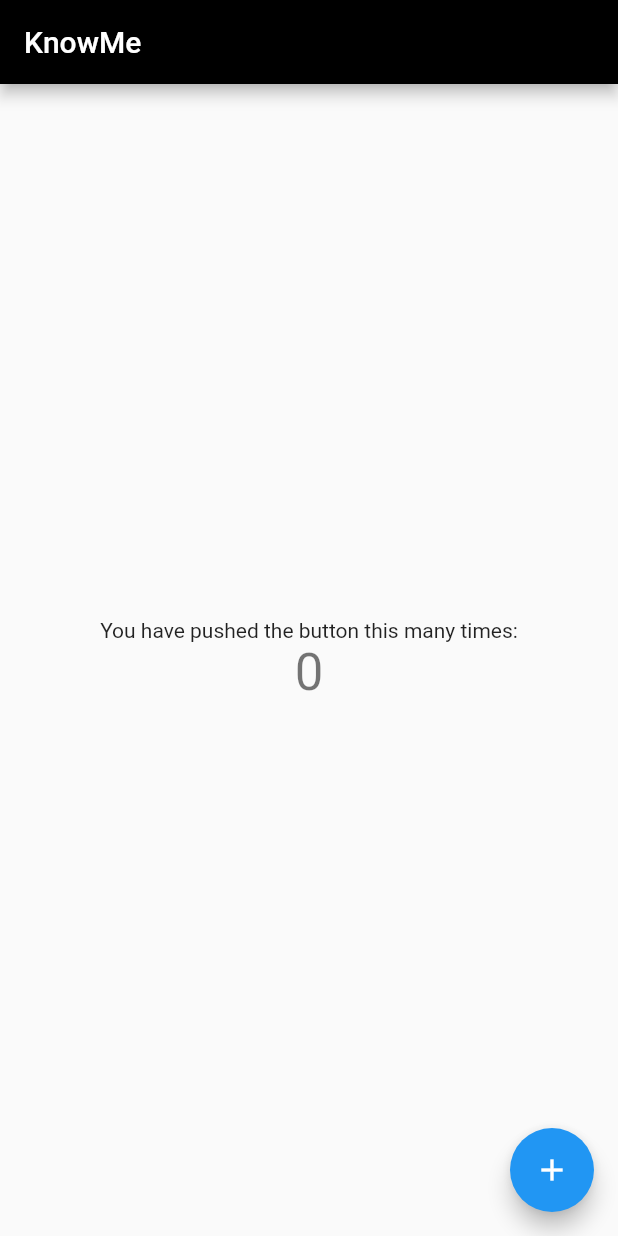
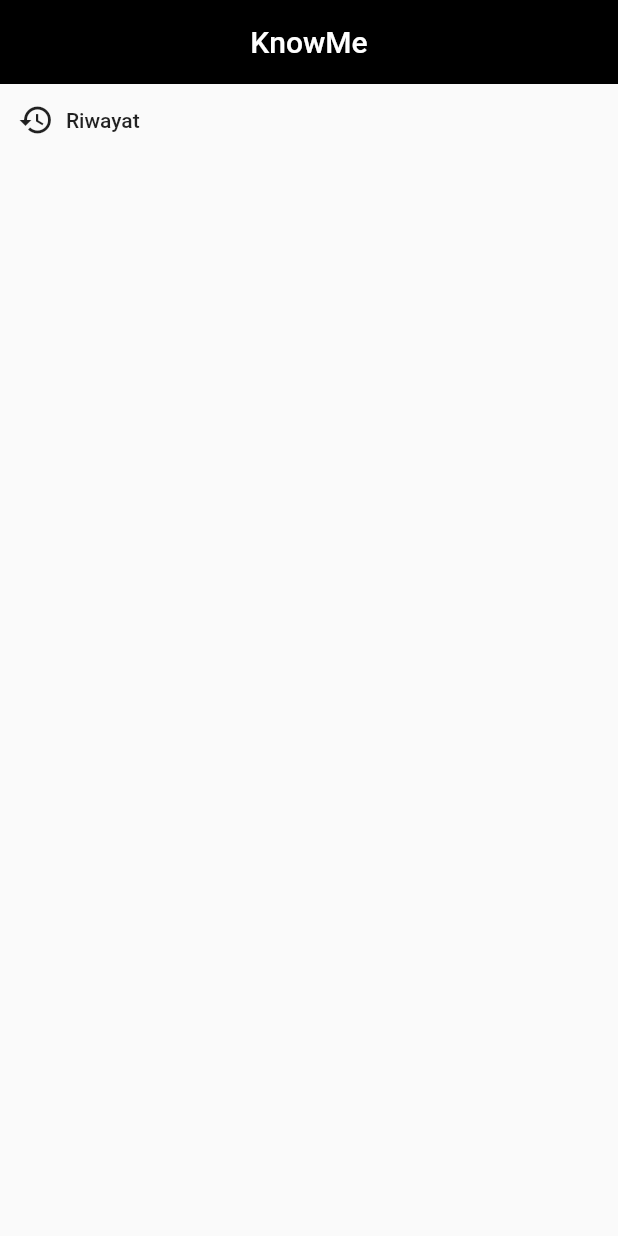
Before and after one commit to faishalwickson/knowme, a Flutter app: the screen it shows after launch, on a phone screen of 412 x 824 dp. Run offline on Flutter 3.47's test engine with Material 2 defaults, Android fonts, the phone set to English and light mode, and no system bars.

Commit message:
membuat pages

```diff
--- a/lib/main.dart
+++ b/lib/main.dart
@@ -1,114 +1,13 @@
 import 'package:flutter/material.dart';
+import 'package:knowme/pages/Home.dart';
+import 'package:knowme/pages/Riwayat.dart';
+import 'package:knowme/pages/Transaksi_Person.dart';
 
-void main() => runApp(MyApp());
-
-class MyApp extends StatelessWidget {
-  // This widget is the root of your application.
-  @override
-  Widget build(BuildContext context) {
-    return MaterialApp(
-      title: 'Flutter Demo',
-      theme: ThemeData(
-        // This is the theme of your application.
-        //
-        // Try running your application with "flutter run". You'll see the
-        // application has a blue toolbar. Then, without quitting the app, try
-        // changing the primarySwatch below to Colors.green and then invoke
-        // "hot reload" (press "r" in the console where you ran "flutter run",
-        // or simply save your changes to "hot reload" in a Flutter IDE).
-        // Notice that the counter didn't reset back to zero; the application
-        // is not restarted.
-        primarySwatch: Colors.blue,
-      ),
-      home: MyHomePage(title: 'KnowMe'),
-    );
+void main() => runApp(MaterialApp(
+  initialRoute: '/home',
+  routes:{
+    '/Riwayat': (context) => Riwayat(),
+    '/home': (context) => Home(),
+    '/Transaksi_Person': (context) => TransaksiPerson(),
   }
-}
-
-class MyHomePage extends StatefulWidget {
-  MyHomePage({Key key, this.title}) : super(key: key);
-
-  // This widget is the home page of your application. It is stateful, meaning
-  // that it has a State object (defined below) that contains fields that affect
-  // how it looks.
-
-  // This class is the configuration for the state. It holds the values (in this
-  // case the title) provided by the parent (in this case the App widget) and
-  // used by the build method of the State. Fields in a Widget subclass are
-  // always marked "final".
-
-  final String title;
-
-  @override
-  _MyHomePageState createState() => _MyHomePageState();
-}
-
-class _MyHomePageState extends State<MyHomePage> {
-  int _counter = 0;
-
-  void _incrementCounter() {
-    setState(() {
-      // This call to setState tells the Flutter framework that something has
-      // changed in this State, which causes it to rerun the build method below
-      // so that the display can reflect the updated values. If we changed
-      // _counter without calling setState(), then the build method would not be
-      // called again, and so nothing would appear to happen.
-      _counter++;
-    });
-  }
-
-  @override
-  Widget build(BuildContext context) {
-    // This method is rerun every time setState is called, for instance as done
-    // by the _incrementCounter method above.
-    //
-    // The Flutter framework has been optimized to make rerunning build methods
-    // fast, so that you can just rebuild anything that needs updating rather
-    // than having to individually change instances of widgets.
-    return Scaffold(
-
-      appBar: AppBar(
-
-        // Here we take the value from the MyHomePage object that was created by
-        // the App.build method, and use it to set our appbar title.
-        backgroundColor: Colors.black,
-        title: Text(widget.title),
-      ),
-      body: Center(
-        // Center is a layout widget. It takes a single child and positions it
-        // in the middle of the parent.
-        child: Column(
-          // Column is also a layout widget. It takes a list of children and
-          // arranges them vertically. By default, it sizes itself to fit its
-          // children horizontally, and tries to be as tall as its parent.
-          //
-          // Invoke "debug painting" (press "p" in the console, choose the
-          // "Toggle Debug Paint" action from the Flutter Inspector in Android
-          // Studio, or the "Toggle Debug Paint" command in Visual Studio Code)
-          // to see the wireframe for each widget.
-          //
-          // Column has various properties to control how it sizes itself and
-          // how it positions its children. Here we use mainAxisAlignment to
-          // center the children vertically; the main axis here is the vertical
-          // axis because Columns are vertical (the cross axis would be
-          // horizontal).
-          mainAxisAlignment: MainAxisAlignment.center,
-          children: <Widget>[
-            Text(
-              'You have pushed the button this many times:',
-            ),
-            Text(
-              '$_counter',
-              style: Theme.of(context).textTheme.display1,
-            ),
-          ],
-        ),
-      ),
-      floatingActionButton: FloatingActionButton(
-        onPressed: _incrementCounter,
-        tooltip: 'Increment',
-        child: Icon(Icons.add),
-      ), // This trailing comma makes auto-formatting nicer for build methods.
-    );
-  }
-}
+));
--- /dev/null
+++ b/lib/pages/Home.dart
@@ -0,0 +1,132 @@
+import 'package:flutter/material.dart';
+
+class Home extends StatefulWidget {
+  @override
+  _HomeState createState() => _HomeState();
+}
+/*
+class _HomeState extends State<Home> {
+  @override
+  Widget build(BuildContext context) {
+    return Scaffold(
+      body:  Text('Homescreen'),
+    );
+  }
+} */
+
+class _HomeState extends State<Home> {
+  // This widget is the root of your application.
+  @override
+  Widget build(BuildContext context) {
+    return Scaffold(
+      appBar: AppBar(
+        backgroundColor: Colors.black,
+        title: Text('KnowMe'),
+        centerTitle: true,
+        elevation: 0,
+      ),
+      body: SafeArea(
+        child: Column(
+          children: <Widget>[
+            FlatButton.icon(
+              onPressed: () {
+                Navigator.pushNamed(context, '/Riwayat');
+              },
+              icon: Icon(Icons.history),
+              label: Text('Riwayat'),
+            )
+          ],
+        ),
+      ),
+
+    );
+  }
+}
+
+class MyHomePage extends StatefulWidget {
+  MyHomePage({Key key, this.title}) : super(key: key);
+
+  // This widget is the home page of your application. It is stateful, meaning
+  // that it has a State object (defined below) that contains fields that affect
+  // how it looks.
+
+  // This class is the configuration for the state. It holds the values (in this
+  // case the title) provided by the parent (in this case the App widget) and
+  // used by the build method of the State. Fields in a Widget subclass are
+  // always marked "final".
+
+  final String title;
+
+  @override
+  _MyHomePageState createState() => _MyHomePageState();
+}
+
+class _MyHomePageState extends State<MyHomePage> {
+  int _counter = 0;
+
+  void _incrementCounter() {
+    setState(() {
+      // This call to setState tells the Flutter framework that something has
+      // changed in this State, which causes it to rerun the build method below
+      // so that the display can reflect the updated values. If we changed
+      // _counter without calling setState(), then the build method would not be
+      // called again, and so nothing would appear to happen.
+      _counter++;
+    });
+  }
+
+  @override
+  Widget build(BuildContext context) {
+    // This method is rerun every time setState is called, for instance as done
+    // by the _incrementCounter method above.
+    //
+    // The Flutter framework has been optimized to make rerunning build methods
+    // fast, so that you can just rebuild anything that needs updating rather
+    // than having to individually change instances of widgets.
+    return Scaffold(
+
+      appBar: AppBar(
+
+        // Here we take the value from the MyHomePage object that was created by
+        // the App.build method, and use it to set our appbar title.
+        backgroundColor: Colors.black,
+        title: Text(widget.title),
+      ),
+      body: Center(
+        // Center is a layout widget. It takes a single child and positions it
+        // in the middle of the parent.
+        child: Column(
+          // Column is also a layout widget. It takes a list of children and
+          // arranges them vertically. By default, it sizes itself to fit its
+          // children horizontally, and tries to be as tall as its parent.
+          //
+          // Invoke "debug painting" (press "p" in the console, choose the
+          // "Toggle Debug Paint" action from the Flutter Inspector in Android
+          // Studio, or the "Toggle Debug Paint" command in Visual Studio Code)
+          // to see the wireframe for each widget.
+          //
+          // Column has various properties to control how it sizes itself and
+          // how it positions its children. Here we use mainAxisAlignment to
+          // center the children vertically; the main axis here is the vertical
+          // axis because Columns are vertical (the cross axis would be
+          // horizontal).
+          mainAxisAlignment: MainAxisAlignment.center,
+          children: <Widget>[
+            Text(
+              'You have pushed the button this many times:',
+            ),
+            Text(
+              '$_counter',
+              style: Theme.of(context).textTheme.display1,
+            ),
+          ],
+        ),
+      ),
+      floatingActionButton: FloatingActionButton(
+        onPressed: _incrementCounter,
+        tooltip: 'Increment',
+        child: Icon(Icons.add),
+      ), // This trailing comma makes auto-formatting nicer for build methods.
+    );
+  }
+}
--- /dev/null
+++ b/lib/pages/Riwayat.dart
@@ -0,0 +1,21 @@
+import 'package:flutter/material.dart';
+
+class Riwayat extends StatefulWidget {
+  @override
+  _RiwayatState createState() => _RiwayatState();
+}
+
+class _RiwayatState extends State<Riwayat> {
+  @override
+  Widget build(BuildContext context) {
+    return Scaffold(
+      appBar: AppBar(
+        backgroundColor: Colors.black,
+        title: Text('Riwayat'),
+        centerTitle: true,
+        elevation: 0,
+      ),
+      body: Text('Riwayat Screen'),
+    );
+  }
+}
```
Also changed, not shown: lib/pages/Transaksi_Person.dart (added, +15 -0 lines).
